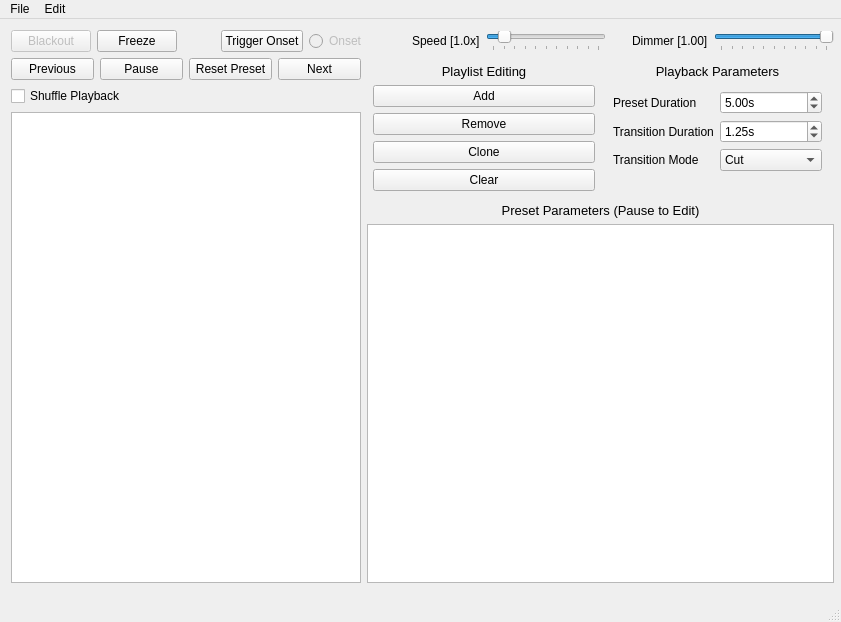
Before: the Qt Designer form ui/firemix.ui in Openlights/firemix, drawn with Qt 5.
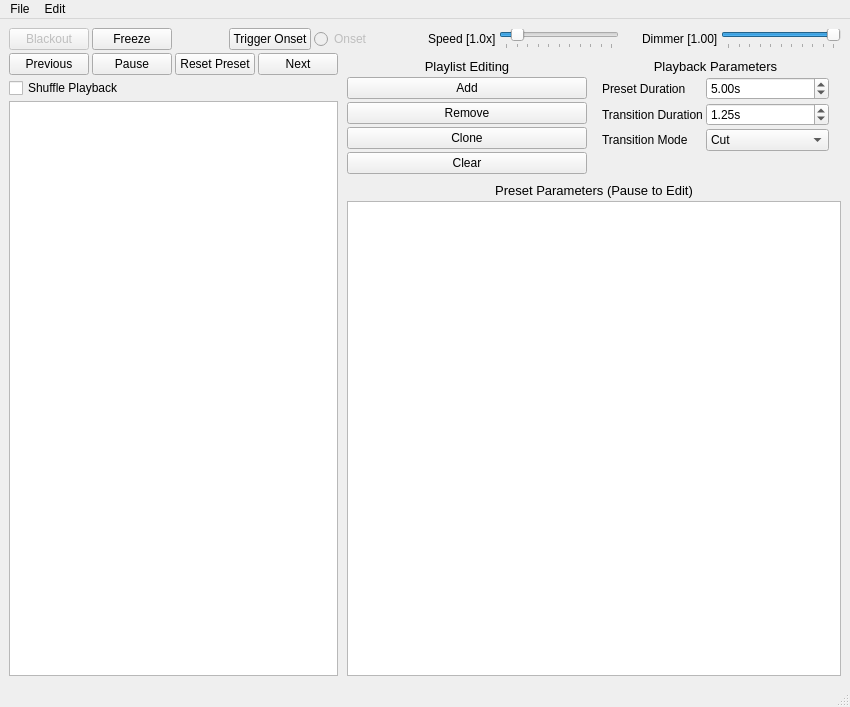
After: the same form once the commit is applied. Custom widgets are drawn as their Qt base class.

Commit message:
resizable firemix ui
helps see more presets and params

Diff of the .ui file:
```diff
--- a/ui/firemix.ui
+++ b/ui/firemix.ui
@@ -6,46 +6,51 @@
    <rect>
     <x>0</x>
     <y>0</y>
-    <width>841</width>
-    <height>622</height>
+    <width>850</width>
+    <height>707</height>
    </rect>
   </property>
   <property name="sizePolicy">
-   <sizepolicy hsizetype="Expanding" vsizetype="Preferred">
-    <horstretch>0</horstretch>
-    <verstretch>0</verstretch>
+   <sizepolicy hsizetype="Minimum" vsizetype="Minimum">
+    <horstretch>1</horstretch>
+    <verstretch>1</verstretch>
    </sizepolicy>
   </property>
   <property name="windowTitle">
    <string>FireMix</string>
   </property>
   <widget class="QWidget" name="centralwidget">
-   <widget class="QWidget" name="verticalLayoutWidget">
-    <property name="geometry">
-     <rect>
-      <x>-1</x>
-      <y>-1</y>
-      <width>847</width>
-      <height>571</height>
-     </rect>
-    </property>
-    <layout class="QVBoxLayout" name="vl_outer">
+   <layout class="QGridLayout" name="gridLayout">
+    <item row="0" column="0">
+     <layout class="QVBoxLayout" name="vl_outer" stretch="0,1">
+      <property name="spacing">
+       <number>3</number>
+      </property>
      <property name="sizeConstraint">
       <enum>QLayout::SetMinimumSize</enum>
      </property>
-     <property name="margin">
-      <number>6</number>
+      <property name="leftMargin">
+       <number>0</number>
+      </property>
+      <property name="topMargin">
+       <number>0</number>
+      </property>
+      <property name="rightMargin">
+       <number>0</number>
+      </property>
+      <property name="bottomMargin">
+       <number>0</number>
      </property>
      <item>
       <layout class="QHBoxLayout" name="hl_top_buttons">
        <property name="leftMargin">
-        <number>6</number>
+         <number>0</number>
        </property>
        <property name="topMargin">
-        <number>6</number>
+         <number>0</number>
        </property>
        <property name="rightMargin">
-        <number>6</number>
+         <number>0</number>
        </property>
        <property name="bottomMargin">
         <number>0</number>
@@ -205,15 +210,15 @@
       </layout>
      </item>
      <item>
-      <layout class="QHBoxLayout" name="horizontalLayout_2" stretch="3,4">
+       <layout class="QHBoxLayout" name="horizontalLayout_2" stretch="1,2">
        <property name="leftMargin">
-        <number>6</number>
+         <number>0</number>
        </property>
        <property name="topMargin">
         <number>0</number>
        </property>
        <property name="rightMargin">
-        <number>6</number>
+         <number>0</number>
        </property>
        <property name="bottomMargin">
         <number>0</number>
@@ -274,8 +279,17 @@
         </layout>
        </item>
        <item>
-        <layout class="QVBoxLayout" name="verticalLayout_2" stretch="1,4">
-         <property name="margin">
+         <layout class="QVBoxLayout" name="verticalLayout_2" stretch="1,10">
+          <property name="leftMargin">
+           <number>0</number>
+          </property>
+          <property name="topMargin">
+           <number>0</number>
+          </property>
+          <property name="rightMargin">
+           <number>0</number>
+          </property>
+          <property name="bottomMargin">
           <number>0</number>
          </property>
          <item>
@@ -285,7 +299,19 @@
            </property>
            <item>
             <layout class="QVBoxLayout" name="verticalLayout_4">
-             <property name="margin">
+              <property name="spacing">
+               <number>3</number>
+              </property>
+              <property name="leftMargin">
+               <number>3</number>
+              </property>
+              <property name="topMargin">
+               <number>3</number>
+              </property>
+              <property name="rightMargin">
+               <number>3</number>
+              </property>
+              <property name="bottomMargin">
               <number>3</number>
              </property>
              <item>
@@ -364,9 +390,18 @@
                <property name="fieldGrowthPolicy">
                 <enum>QFormLayout::AllNonFixedFieldsGrow</enum>
                </property>
-               <property name="margin">
+                <property name="leftMargin">
                 <number>6</number>
                </property>
+                <property name="topMargin">
+                 <number>0</number>
+                </property>
+                <property name="rightMargin">
+                 <number>6</number>
+                </property>
+                <property name="bottomMargin">
+                 <number>0</number>
+                </property>
                <item row="2" column="0">
                 <widget class="QLabel" name="lbl_preset_duration">
                  <property name="text">
@@ -466,6 +501,9 @@
          </item>
          <item>
           <layout class="QVBoxLayout" name="verticalLayout_3">
+            <property name="leftMargin">
+             <number>6</number>
+            </property>
            <item>
             <widget class="QLabel" name="lbl_preset_parameters">
              <property name="font">
@@ -509,15 +547,16 @@
       </layout>
      </item>
     </layout>
-   </widget>
+    </item>
+   </layout>
   </widget>
   <widget class="QMenuBar" name="menubar">
    <property name="geometry">
     <rect>
      <x>0</x>
      <y>0</y>
-     <width>841</width>
-     <height>25</height>
+     <width>850</width>
+     <height>21</height>
     </rect>
    </property>
    <widget class="QMenu" name="menu_file">
```
Left out of the diff: 36 changed lines with no effect on the pictures. Lines whose indentation alone changed are shown as unchanged.
